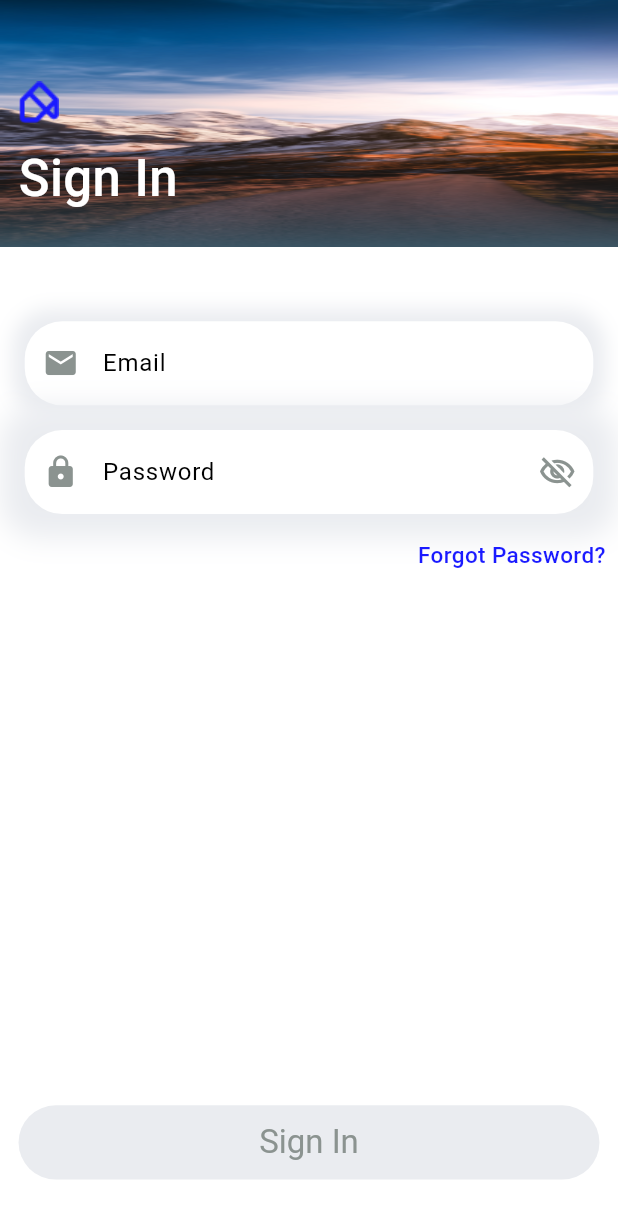
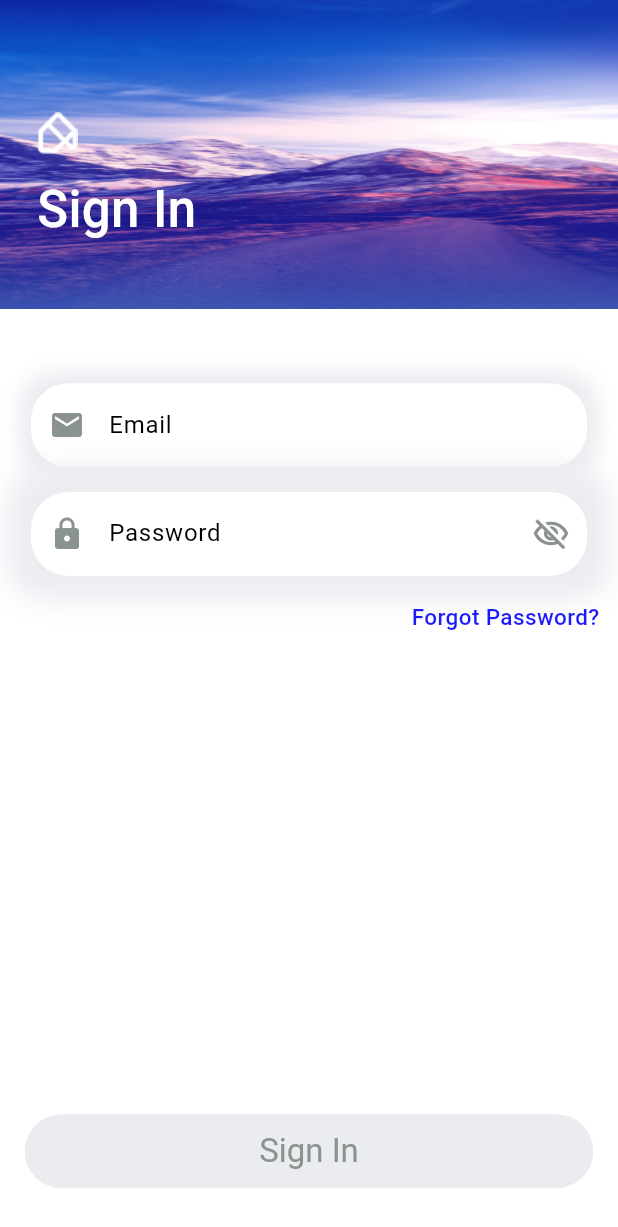
Before and after one commit to RDfahad/apphrmsnew, a Flutter app: the LoginScreen screen opened directly, on a phone screen of 412 x 824 dp. Shown: the top 1227 px of the screen. Run offline on Flutter 3.47's test engine with Material 2 defaults, Android fonts, the phone set to English and light mode, and no system bars; our stand-ins replace fl_chart, flutter_bloc, get_it, hive, hive_flutter; accounts and stored records are empty.

Commit message:
complete_login_screen

```diff
--- a/lib/main.dart
+++ b/lib/main.dart
@@ -2,6 +2,7 @@ import 'package:flutter/material.dart';
 import 'package:flutter_bloc/flutter_bloc.dart';
 import 'package:get_it/get_it.dart';
 import 'package:hive_flutter/hive_flutter.dart';
+import 'package:hr_emp_proj/ui/screens/authentication/view/example.dart';
 import '/ui/screens/authentication/bloc/authentication_bloc.dart';
 import '/ui/screens/bottom_navigation/cubit/bottom_navigation_cubit.dart';
 import '/ui/screens/onboarding/bloc/onboarding_bloc.dart';
@@ -67,7 +68,7 @@ class MyApp extends StatelessWidget {
             onSurface: Color(0xFF1A2980)),
         useMaterial3: true,
       ),
-      home: LoginScreen(),
+      home: OnboardingScreen(),
     );
   }
 }
--- a/lib/ui/screens/authentication/bloc/authentication_state.dart
+++ b/lib/ui/screens/authentication/bloc/authentication_state.dart
@@ -10,14 +10,16 @@ class AuthenticationState {
   final bool signUpSuccessfull;
   final bool loginSuccessfull;
   final bool isButtonEnabled;
+  final bool isIconFieldColorEnabled;
+
   final String? errorMessage;
   final TextEditingController emailController;
   final TextEditingController passwordController;
   final String token;
   final hiveStorage = HiveStorage();
 
-  AuthenticationState(
-      {required this.loginUserModel,
+  AuthenticationState({
+    required this.loginUserModel,
     required this.loginLoading,
     required this.signUpLoading,
     required this.signUpSuccessfull,
@@ -27,9 +29,12 @@ class AuthenticationState {
     required this.isButtonEnabled,
     this.errorMessage,
     required this.emailController,
-      required this.passwordController});
+    required this.passwordController,
+    required this.isIconFieldColorEnabled,
+  });
 
   factory AuthenticationState.init() => AuthenticationState(
+      isIconFieldColorEnabled: false,
       error: false,
       loginLoading: false,
       signUpLoading: false,
@@ -43,6 +48,7 @@ class AuthenticationState {
       loginUserModel: LoginUserModel());
 
   AuthenticationState copyWith({
+    bool? isIconFieldColorEnabled,
     bool? error,
     bool? loginLoading,
     bool? signUpLoading,
@@ -56,6 +62,8 @@ class AuthenticationState {
     LoginUserModel? loginUserModel,
   }) =>
       AuthenticationState(
+        isIconFieldColorEnabled:
+            isIconFieldColorEnabled ?? this.isIconFieldColorEnabled,
         loginUserModel: loginUserModel ?? this.loginUserModel,
         error: error ?? this.error,
         loginLoading: loginLoading ?? this.loginLoading,
--- a/lib/ui/screens/authentication/view/login_screen.dart
+++ b/lib/ui/screens/authentication/view/login_screen.dart
@@ -37,21 +37,23 @@ class LoginScreen extends StatelessWidget {
                   SingleChildScrollView(
                     child: Container(
                       padding: EdgeInsets.symmetric(
-                          horizontal: context.getScreenWidth * 0.03),
-                      height: context.getScreenHeight * 0.2,
+                          horizontal: context.getScreenWidth * 0.06),
+                      height: context.getScreenHeight * 0.25,
                       width: double.infinity,
-                      decoration: const BoxDecoration(
+                      decoration: BoxDecoration(
                         image: DecorationImage(
-                          image: AssetImage('assets/images/back_ground.png'),
-                          fit: BoxFit.fill,
-                        ),
+                            image: AssetImage('assets/images/back_ground.png'),
+                            fit: BoxFit.fill,
+                            colorFilter: ColorFilter.mode(
+                                AppColor.primaryColor.withOpacity(0.5),
+                                BlendMode.lighten)),
                       ),
                       child: Column(
                         mainAxisAlignment: MainAxisAlignment.center,
                         crossAxisAlignment: CrossAxisAlignment.start,
                         children: [
                           SizedBox(height: context.getScreenHeight * 0.04),
-                          Image.asset("assets/icons/login_icon.png"),
+                          Image.asset("assets/icons/login_icon_white.png"),
                           SizedBox(height: context.getScreenHeight * 0.015),
                           const Text(
                             "Sign In",
@@ -69,11 +71,12 @@ class LoginScreen extends StatelessWidget {
                       flex: 6,
                       child: Padding(
                         padding: EdgeInsets.symmetric(
-                            horizontal: context.getScreenWidth * 0.02),
+                            horizontal: context.getScreenWidth * 0.03),
                         child: Column(
                           children: [
                             CustomTextFormField(
                               preffixIcon: Icons.email,
+                              isIconColorChange: state.isIconFieldColorEnabled,
                               controller: state.emailController,
                               labelText: "Email",
                               hintText: "Email",
@@ -86,6 +89,7 @@ class LoginScreen extends StatelessWidget {
                             ),
                             SizedBox(height: context.getScreenHeight * 0.02),
                             CustomPasswordTextField(
+                              isIconColorChange: state.isIconFieldColorEnabled,
                               obsecurePassword: _obsecurePassword,
                               controller: state.passwordController,
                             ),
@@ -146,7 +150,7 @@ class LoginScreen extends StatelessWidget {
                       builder: (context, state) {
                         return Padding(
                           padding: EdgeInsets.symmetric(
-                              horizontal: context.getScreenWidth * 0.03),
+                              horizontal: context.getScreenWidth * 0.04),
                           child: RoundElevatedButton(
                             title: "Sign In",
                             onPress: state.isButtonEnabled
--- a/lib/ui/widgets/custom_text_field.dart
+++ b/lib/ui/widgets/custom_text_field.dart
@@ -87,9 +87,11 @@ class CustomTextFormField extends StatelessWidget {
   final String hintText;
   final double borderRadius;
   final Color errorColor;
+  final bool isIconColorChange;
   final Function(String) onChange;
 
-  CustomTextFormField({
+  const CustomTextFormField({
+    super.key,
     required this.controller,
     required this.labelText,
     this.suffixIcon,
@@ -98,9 +100,8 @@ class CustomTextFormField extends StatelessWidget {
     required this.preffixIcon,
     this.errorColor = Colors.red,
     required this.onChange,
+    required this.isIconColorChange,
   });
-
-  bool isVisibleSuffixIcons = false;
 
   @override
   Widget build(BuildContext context) {
@@ -118,7 +119,6 @@ class CustomTextFormField extends StatelessWidget {
           borderRadius: BorderRadius.circular(25),
         ),
         child: TextFormField(
-          //style: TextStyle(color: AppColor.blackColor),
           controller: controller,
           decoration: InputDecoration(
             border: InputBorder.none,
@@ -132,7 +132,9 @@ class CustomTextFormField extends StatelessWidget {
             ),
             prefixIcon: Icon(
               preffixIcon,
-              color: AppColor.secondaryTextColor,
+              color: isIconColorChange
+                  ? AppColor.primaryColor
+                  : AppColor.secondaryTextColor,
             ),
             errorStyle: TextStyle(
               color: errorColor,
@@ -143,18 +145,17 @@ class CustomTextFormField extends StatelessWidget {
   }
 }
 
-
-
-
 class CustomPasswordTextField extends StatelessWidget {
   const CustomPasswordTextField({
     super.key,
     required ValueNotifier<bool> obsecurePassword,
     required this.controller,
+    required this.isIconColorChange,
   }) : _obsecurePassword = obsecurePassword;
 
   final ValueNotifier<bool> _obsecurePassword;
   final TextEditingController controller;
+  final bool isIconColorChange;
 
   @override
   Widget build(BuildContext context) {
@@ -191,7 +192,9 @@ class CustomPasswordTextField extends StatelessWidget {
               ),
               prefixIcon: Icon(
                 Icons.lock,
-                color: AppColor.secondaryTextColor,
+                color: isIconColorChange
+                    ? AppColor.primaryColor
+                    : AppColor.secondaryTextColor,
               ),
               suffixIcon: InkWell(
                   onTap: () {
```
Also changed, not shown: lib/ui/screens/authentication/bloc/authentication_bloc.dart (+6 -2 lines), lib/ui/screens/authentication/view/example.dart (+77 -0 lines), lib/ui/screens/onboarding/view/onboarding_screen.dart (+3 -7 lines), assets/icons/login_icon_white.png (added). Lines whose indentation alone changed are shown as unchanged.
